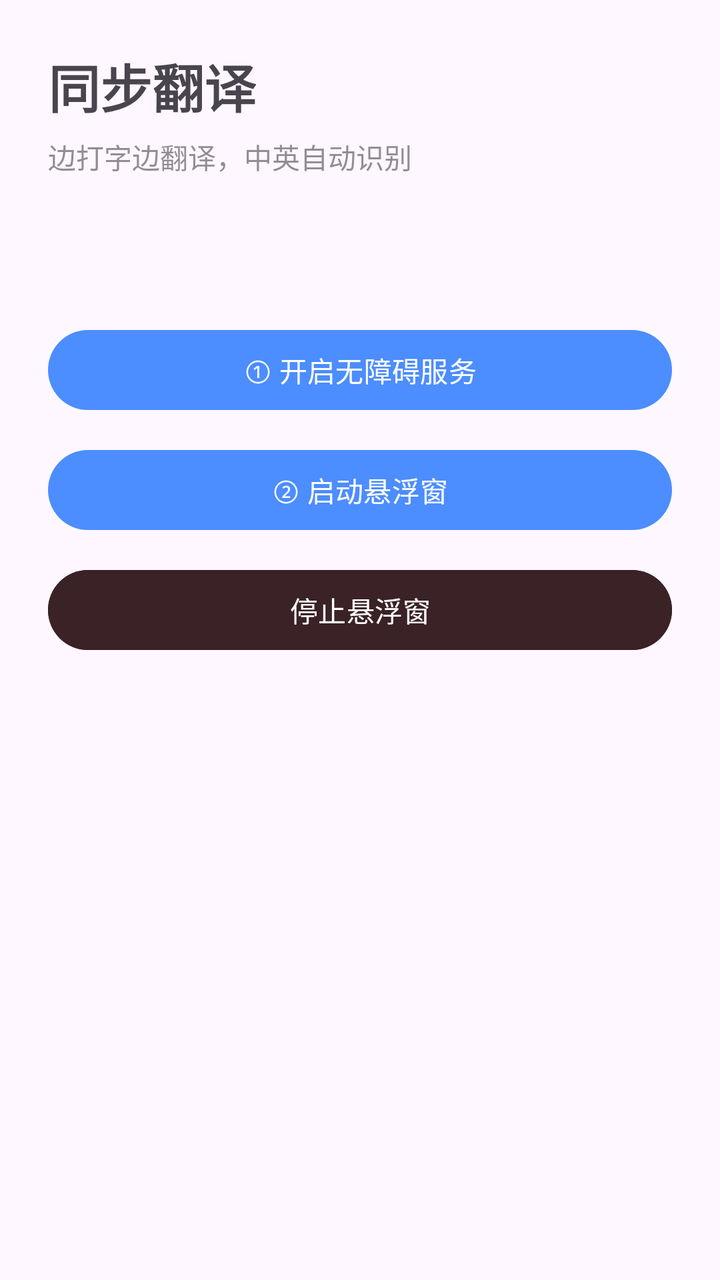
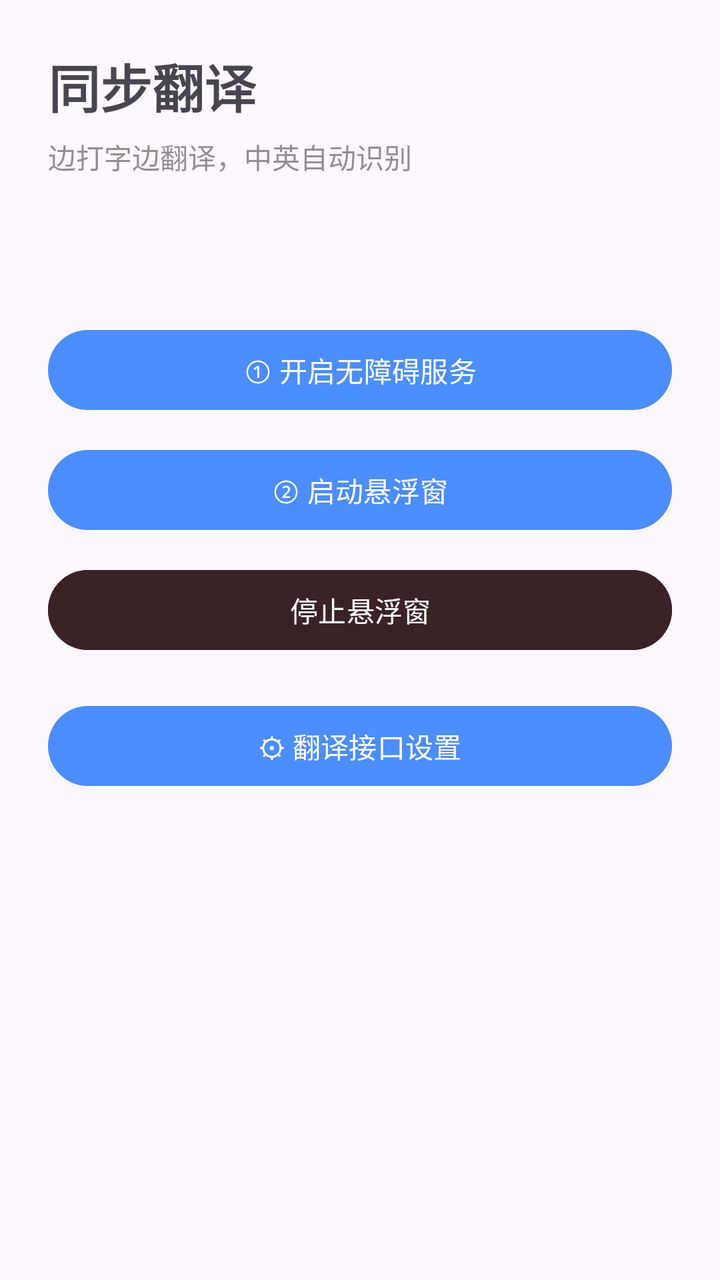

An Android layout rendered at two revisions. The XML below is the earlier revision; the diff shows what the commit changed to produce the second picture.
<!-- AndroidManifest.xml: application theme Theme.LiveTranslate -->
<!-- res/layout/activity_main.xml -->
<?xml version="1.0" encoding="utf-8"?>
<LinearLayout xmlns:android="http://schemas.android.com/apk/res/android"
    android:layout_width="match_parent"
    android:layout_height="match_parent"
    android:orientation="vertical"
    android:padding="24dp">

    <TextView
        android:layout_width="wrap_content"
        android:layout_height="wrap_content"
        android:text="同步翻译"
        android:textSize="26sp"
        android:textStyle="bold" />

    <TextView
        android:layout_width="wrap_content"
        android:layout_height="wrap_content"
        android:layout_marginTop="6dp"
        android:text="边打字边翻译，中英自动识别"
        android:alpha="0.6"
        android:textSize="14sp" />

    <TextView
        android:id="@+id/tvStatus"
        android:layout_width="match_parent"
        android:layout_height="wrap_content"
        android:layout_marginTop="28dp"
        android:textSize="15sp"
        android:lineSpacingExtra="4dp" />

    <Button
        android:id="@+id/btnAccess"
        android:layout_width="match_parent"
        android:layout_height="wrap_content"
        android:layout_marginTop="24dp"
        android:text="① 开启无障碍服务" />

    <Button
        android:id="@+id/btnOverlay"
        android:layout_width="match_parent"
        android:layout_height="wrap_content"
        android:layout_marginTop="12dp"
        android:text="② 启动悬浮窗" />

    <Button
        android:id="@+id/btnStop"
        android:layout_width="match_parent"
        android:layout_height="wrap_content"
        android:layout_marginTop="12dp"
        android:backgroundTint="#3A2226"
        android:text="停止悬浮窗" />

</LinearLayout>
<!-- resources referenced by this layout -->
<resources>
  <style name="Theme.LiveTranslate" parent="Theme.Material3.DayNight.NoActionBar">
          <item name="colorPrimary">#4C8DFF</item>
      </style>
</resources>

<!-- the commit's change to res/layout/activity_main.xml (unified diff, before → after) -->
@@ -50,4 +50,11 @@
         android:backgroundTint="#3A2226"
         android:text="停止悬浮窗" />
 
+    <Button
+        android:id="@+id/btnSettings"
+        android:layout_width="match_parent"
+        android:layout_height="wrap_content"
+        android:layout_marginTop="20dp"
+        android:text="⚙ 翻译接口设置" />
+
 </LinearLayout>
